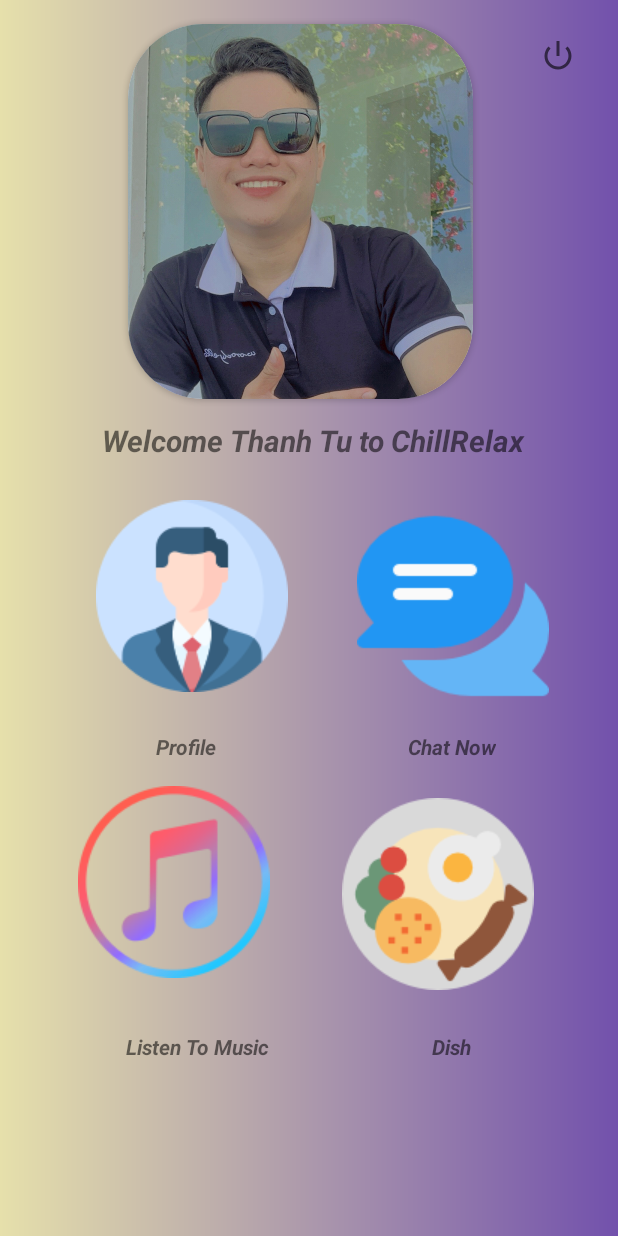
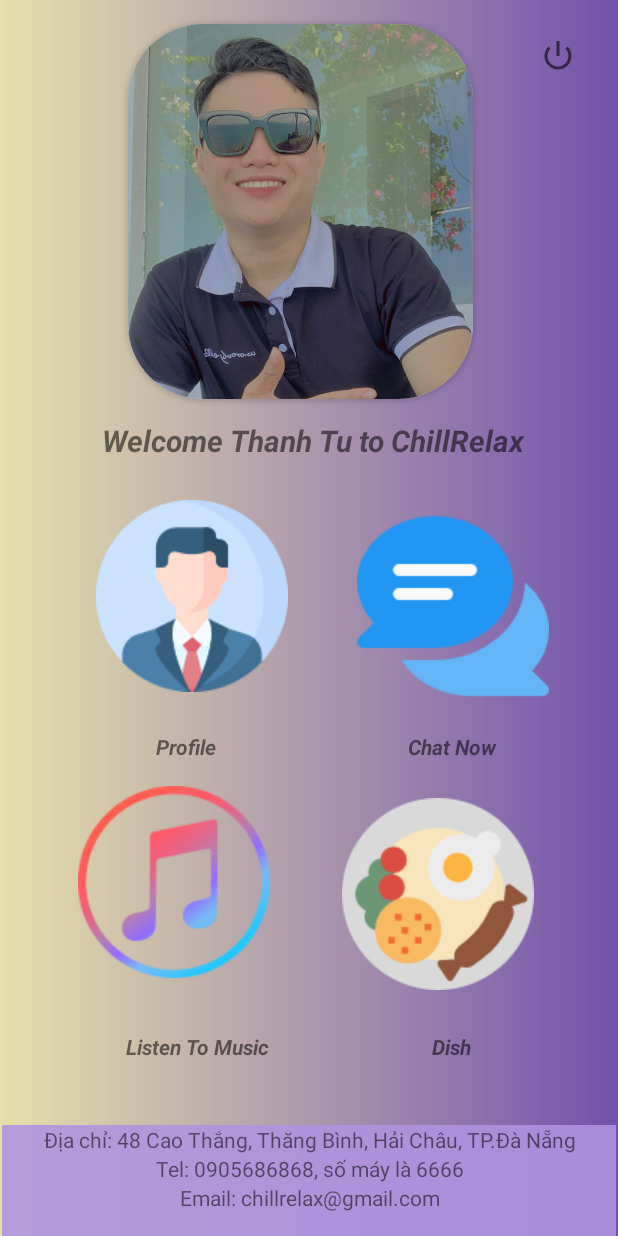
Before and after one commit to ThanhTu26092002/AppTongHop, an Android app: the Home screen opened directly, with no data from a screen before it, on a phone screen of 412 x 824 dp. Run offline under Robolectric (Android 15) with nearby library versions, the phone set to English and light mode, and no system bars.

Commit message:
update footer

```diff
--- a/app/src/main/res/layout/home.xml
+++ b/app/src/main/res/layout/home.xml
@@ -6,23 +6,25 @@
     android:layout_height="match_parent"
     android:background="@drawable/gradient"
     tools:context=".Home">
+
     <androidx.cardview.widget.CardView
+        android:id="@+id/cardView"
+        android:layout_width="230dp"
+        android:layout_height="250dp"
         android:layout_marginStart="85dp"
         android:layout_marginTop="16dp"
+        app:cardCornerRadius="50dp"
         app:layout_constraintStart_toStartOf="parent"
-        app:layout_constraintTop_toTopOf="parent"
-        android:layout_width="230dp"
-        app:cardCornerRadius="50dp"
-        android:layout_height="250dp">
-    <ImageView
-        android:id="@+id/imageView"
-        android:layout_width="match_parent"
-        android:scaleType="centerCrop"
-        android:layout_height="match_parent"
+        app:layout_constraintTop_toTopOf="parent">
 
-        app:srcCompat="@drawable/me" />
+        <ImageView
+            android:id="@+id/imageView"
+            android:layout_width="match_parent"
+            android:layout_height="match_parent"
+            android:scaleType="centerCrop"
+
+            app:srcCompat="@drawable/me" />
     </androidx.cardview.widget.CardView>
-
 
     <ImageButton
         android:id="@+id/imageButton"
@@ -123,8 +125,8 @@
         android:layout_height="wrap_content"
         android:layout_marginStart="228dp"
         android:layout_marginTop="532dp"
+        android:background="@null"
         android:onClick="thongbao"
-        android:background="@null"
         app:layout_constraintStart_toStartOf="parent"
         app:layout_constraintTop_toTopOf="parent"
         app:srcCompat="@drawable/dishhh" />
@@ -140,4 +142,37 @@
         android:textStyle="bold|italic"
         app:layout_constraintStart_toStartOf="parent"
         app:layout_constraintTop_toTopOf="parent" />
+
+    <LinearLayout
+        android:id="@+id/linearLayout"
+        android:layout_width="409dp"
+        android:layout_height="120dp"
+        android:layout_marginStart="1dp"
+        android:layout_marginTop="750dp"
+        android:background="#E2AF93E1"
+        android:orientation="vertical"
+        app:layout_constraintStart_toStartOf="parent"
+        app:layout_constraintTop_toTopOf="parent">
+
+        <TextView
+            android:id="@+id/textView22"
+            android:layout_width="match_parent"
+            android:layout_height="wrap_content"
+            android:gravity="center"
+            android:text="Địa chỉ: 48 Cao Thắng, Thăng Bình, Hải Châu, TP.Đà Nẵng" />
+
+        <TextView
+            android:id="@+id/textView23"
+            android:layout_width="match_parent"
+            android:layout_height="wrap_content"
+            android:gravity="center"
+            android:text="Tel: 0905686868, số máy là 6666" />
+
+        <TextView
+            android:id="@+id/textView24"
+            android:layout_width="match_parent"
+            android:layout_height="wrap_content"
+            android:gravity="center"
+            android:text="Email: chillrelax@gmail.com" />
+    </LinearLayout>
 </androidx.constraintlayout.widget.ConstraintLayout>
```
Also changed, not shown: app/src/main/res/layout/main.xml (+33 -0 lines).
